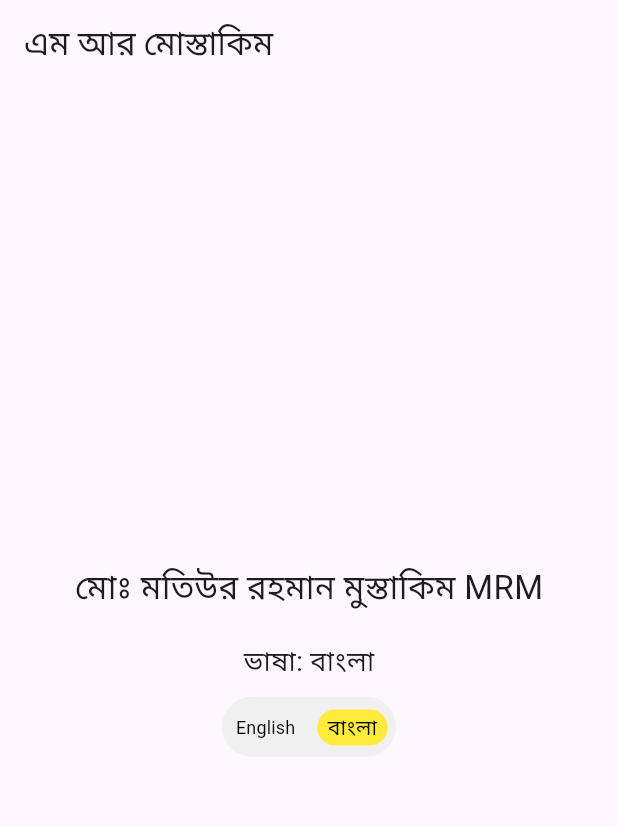
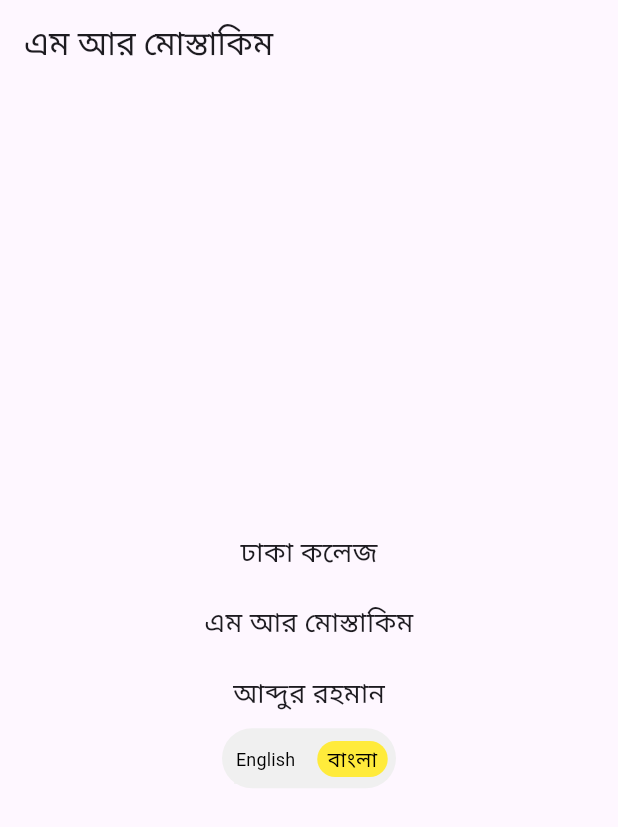
Before and after one commit to motiur-mostakim/Flutter-Localization-Language-Change-Project, a Flutter app: the screen it shows after launch, on a phone screen of 412 x 824 dp. Shown: the top 827 px of the screen. Run offline on Flutter 3.47's test engine with Material 3 defaults, Android fonts, the phone set to English and light mode, and no system bars; our stand-ins replace flutter_localization; Roboto replaces fonts that are missing (FontMain).

Commit message:
json file add home page update local page update

```diff
--- a/lib/home_page/home_page.dart
+++ b/lib/home_page/home_page.dart
@@ -1,10 +1,11 @@
 // TabBar ar maddhome change korte chaile ai Part
+
 
 import 'package:flutter/material.dart';
 import 'package:flutter_localization/flutter_localization.dart';
-import 'package:local_language_change_apps/localizations/locals.dart';
 
 import '../language_selector.dart';
+import '../localizations/locals.dart';
 
 class HomePage extends StatefulWidget {
   const HomePage({super.key});
@@ -15,13 +16,13 @@ class HomePage extends StatefulWidget {
 
 class _HomePageState extends State<HomePage> {
   late FlutterLocalization _flutterLocalization;
-  late String _currenLocal;
+  late String _currentLocale;
 
   @override
   void initState() {
     super.initState();
     _flutterLocalization = FlutterLocalization.instance;
-    _currenLocal = _flutterLocalization.currentLocale!.languageCode;
+    _currentLocale = _flutterLocalization.currentLocale!.languageCode;
   }
 
   void _onLanguageChange(String languageCode) {
@@ -32,19 +33,24 @@ class _HomePageState extends State<HomePage> {
   Widget build(BuildContext context) {
     return Scaffold(
       appBar: AppBar(
-        title: Text(LocalData.title.getString(context)),
+        title: Text( getLocalizedText("name"),),
       ),
       body: Center(
         child: Column(
           mainAxisAlignment: MainAxisAlignment.center,
           children: [
             Text(
-              context.formatString(LocalData.body, ["MRM"]),
-              style: const TextStyle(fontSize: 22),
+              getLocalizedText("college"),
+              style: const TextStyle(fontSize: 18),
             ),
             const SizedBox(height: 20),
             Text(
-              _currenLocal == "bn" ? "ভাষা: বাংলা" : "Language: English",
+              getLocalizedText("name"),
+              style: const TextStyle(fontSize: 18),
+            ),
+            const SizedBox(height: 20),
+            Text(
+              getLocalizedText("father_name"),
               style: const TextStyle(fontSize: 18),
             ),
             const SizedBox(height: 10),
@@ -64,10 +70,31 @@ class _HomePageState extends State<HomePage> {
       return;
     }
     setState(() {
-      _currenLocal = value;
+      _currentLocale = value;
     });
   }
+
+  // Define getLocalizedText method
+  String getLocalizedText(String key) {
+    final locale = _flutterLocalization.currentLocale?.languageCode ?? 'en';
+    final localizedData = locale == 'bn' ? LocalData.BN : LocalData.EN;
+
+    // Check if the data exists and extract the value for the given key
+    if (localizedData.containsKey(LocalData.body) &&
+        localizedData[LocalData.body] is Map<String, dynamic>) {
+      final bodyData = localizedData[LocalData.body] as Map<String, dynamic>;
+      return bodyData[key] ?? key; // Return the value or the key if not found
+    }if(localizedData.containsKey(LocalData.title) && localizedData[LocalData.title] is Map<String,dynamic>){
+      final titleData = localizedData[LocalData.title] as Map<String,dynamic>;
+      return titleData[key] ?? key;
+    }
+    return key; // Default to the key if the data is not found
+  }
 }
+
+
+
+
 
 
 
--- a/lib/language_selector.dart
+++ b/lib/language_selector.dart
@@ -26,10 +26,10 @@ class _LanguageSelectorState extends State<LanguageSelector> {
             borderRadius: BorderRadius.circular(20),
           ),
           child: Padding(
-            padding: EdgeInsets.only(top: 3),
+            padding: const EdgeInsets.only(top: 3),
             child: TabBar(
               indicatorSize: TabBarIndicatorSize.label,
-              indicatorPadding: EdgeInsets.all(3),
+              indicatorPadding: const EdgeInsets.all(3),
               splashBorderRadius: BorderRadius.circular(20),
               overlayColor: const MaterialStatePropertyAll(Colors.white),
               indicatorColor: const Color(0xFFF0F0F0),
@@ -41,10 +41,10 @@ class _LanguageSelectorState extends State<LanguageSelector> {
                 String selectedLanguage = index == 0 ? "en" : "bn";
                 widget.onLanguageChange(selectedLanguage);
               },
-              labelPadding: EdgeInsets.symmetric(horizontal: 05),
+              labelPadding: const EdgeInsets.symmetric(horizontal: 05),
               tabs: [
                 selectIndex != 0
-                    ? Center(
+                    ? const Center(
                   child: Text('English',
                       style: TextStyle(
                           color: Colors.black,
@@ -58,7 +58,7 @@ class _LanguageSelectorState extends State<LanguageSelector> {
                   decoration: BoxDecoration(
                       borderRadius: BorderRadius.circular(13),
                       color: Colors.yellow),
-                  child: Center(
+                  child: const Center(
                     child: Text('English',
                         style: TextStyle(
                             color: Colors.black,
@@ -67,7 +67,7 @@ class _LanguageSelectorState extends State<LanguageSelector> {
                   ),
                 ),
                 selectIndex != 1
-                    ? Center(
+                    ? const Center(
                   child: Text('বাংলা',
                       style: TextStyle(
                           color: Colors.black,
@@ -82,7 +82,7 @@ class _LanguageSelectorState extends State<LanguageSelector> {
                   decoration: BoxDecoration(
                       borderRadius: BorderRadius.circular(13),
                       color: Colors.yellow),
-                  child: Center(
+                  child: const Center(
                     child: Text('বাংলা',
                         style: TextStyle(
                             color: Colors.black,
--- a/lib/localizations/locals.dart
+++ b/lib/localizations/locals.dart
@@ -1,4 +1,3 @@
-
 import 'package:flutter_localization/flutter_localization.dart';
 
 const List<MapLocale> LOCALES = [
@@ -10,12 +9,28 @@ mixin LocalData {
   static const String title = "title";
   static const String body = "body";
 
-  static const Map<String,dynamic> EN = {
-    title: "MR Mostakim",
-    body: "MD Motiur Rahman Mostakim %a",
+  // Add new keys for the additional data
+  static const Map<String, dynamic> EN = {
+    title: "MD Motiur Rahman Mostakim",
+    body: {
+      "name": "MR Mostakim",
+      "college": "Dhaka College",
+      "father_name": "Abdur Rahman",
+      "mother_name": "MST Mahbuba Khatun",
+      "address": "123 Example Street",
+      "email": "example@example.com",
+    },
   };
-  static const Map<String,dynamic> BN = {
-    title: "এম আর মোস্তাকিম",
-    body: "মোঃ মতিউর রহমান মুস্তাকিম %a"
+
+  static const Map<String, dynamic> BN = {
+    title: "মোঃ মতিউর রহমান মুস্তাকিম",
+    body: {
+      "name": "এম আর মোস্তাকিম",
+      "college": "ঢাকা কলেজ",
+      "father_name": "আব্দুর রহমান",
+      "mother_name": "মাহবুবা খাতুন",
+      "address": "১২৩ উদাহরণ স্ট্রিট",
+      "email": "example@example.com",
+    },
   };
 }
--- a/lib/main.dart
+++ b/lib/main.dart
@@ -1,8 +1,56 @@
+// import 'package:flutter/material.dart';
+// import 'package:flutter_localization/flutter_localization.dart';
+// import 'package:local_language_change_apps/localizations/locals.dart';
+//
+// import 'home_page/home_page.dart';
+//
+// void main() {
+//   runApp(const MyApp());
+// }
+//
+// class MyApp extends StatefulWidget {
+//   const MyApp({super.key});
+//
+//   @override
+//   State<MyApp> createState() => _MyAppState();
+// }
+//
+// class _MyAppState extends State<MyApp> {
+//
+//   FlutterLocalization localization = FlutterLocalization.instance;
+//
+//   @override
+//   void initState() {
+//     configureLocalization();
+//     super.initState();
+//   }
+//
+//   @override
+//   Widget build(BuildContext context) {
+//     return MaterialApp(
+//       debugShowCheckedModeBanner: false,
+//       supportedLocales: localization.supportedLocales,
+//       localizationsDelegates: localization.localizationsDelegates,
+//       home: HomePage(),
+//     );
+//   }
+//   void configureLocalization(){
+//     localization.init(mapLocales: LOCALES, initLanguageCode: "bn");
+//     localization.onTranslatedLanguage = onTranslatedLanguage;
+//   }
+//   void onTranslatedLanguage (Locale? locale){
+//     setState(() {
+//
+//     });
+//   }
+// }
+
+
 import 'package:flutter/material.dart';
 import 'package:flutter_localization/flutter_localization.dart';
-import 'package:local_language_change_apps/localizations/locals.dart';
 
 import 'home_page/home_page.dart';
+import 'localizations/locals.dart';
 
 void main() {
   runApp(const MyApp());
@@ -25,22 +73,22 @@ class _MyAppState extends State<MyApp> {
     super.initState();
   }
 
+  void configureLocalization() {
+    localization.init(mapLocales: LOCALES, initLanguageCode: "bn");
+    localization.onTranslatedLanguage = onTranslatedLanguage;
+  }
+
+  void onTranslatedLanguage(Locale? locale) {
+    setState(() {});
+  }
+
   @override
   Widget build(BuildContext context) {
     return MaterialApp(
       debugShowCheckedModeBanner: false,
       supportedLocales: localization.supportedLocales,
       localizationsDelegates: localization.localizationsDelegates,
-      home: HomePage(),
+      home: const HomePage(),
     );
   }
-  void configureLocalization(){
-    localization.init(mapLocales: LOCALES, initLanguageCode: "bn");
-    localization.onTranslatedLanguage = onTranslatedLanguage;
-  }
-  void onTranslatedLanguage (Locale? locale){
-    setState(() {
-
-    });
-  }
 }
--- a/pubspec.yaml
+++ b/pubspec.yaml
@@ -60,9 +60,9 @@ flutter:
   uses-material-design: true
 
   # To add assets to your application, add an assets section, like this:
-  # assets:
-  #   - images/a_dot_burr.jpeg
-  #   - images/a_dot_ham.jpeg
+  assets:
+    - assets/localization/bn.json
+    - assets/localization/en.json
 
   # An image asset can refer to one or more resolution-specific "variants", see
   # https://flutter.dev/assets-and-images/#resolution-aware
```
Also changed, not shown: assets/localization.json (added, +10 -0 lines), assets/localization/bn.json (added, +33 -0 lines), assets/localization/en.json (added, +33 -0 lines), lib/common_function.dart (added, +63 -0 lines), lib/localizations/app_localization.dart (added, +68 -0 lines), 1 other file.
